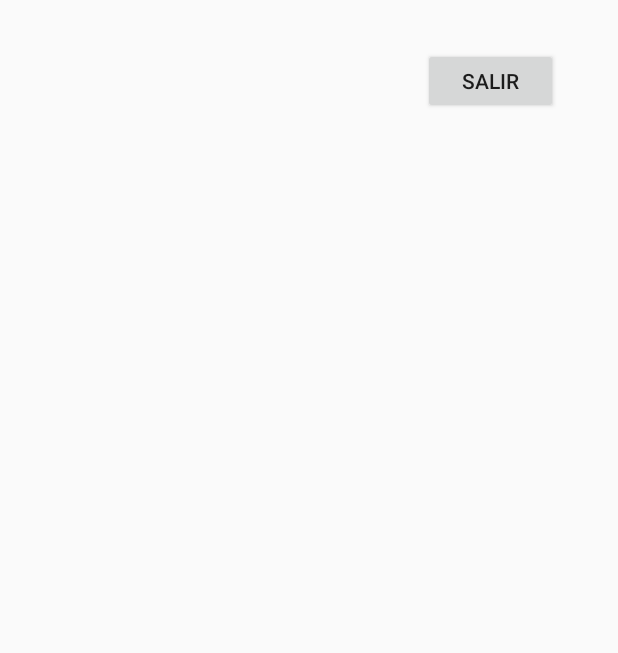
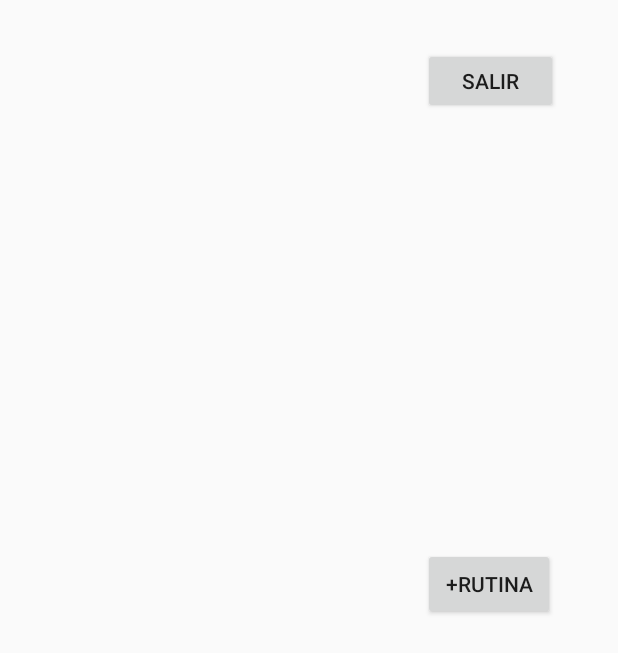
Before and after one commit to IngSw201910/Fitt, an Android app: the screen it shows after launch once a user with an empty profile is signed in (MenuPrincipalUsuarioActivity), on a phone screen of 412 x 824 dp. Shown: the top 653 px of the screen. Run offline under Robolectric (Android 15) with nearby library versions, the light colour scheme and no system bars; our stand-ins replace Firebase (no records; nobody signed in at launch, a user with empty details on screens opened directly).

Commit message:
"Creación de la activity crear rutina y cerrar sesión"

```diff
--- a/Fitt/app/src/main/AndroidManifest.xml
+++ b/Fitt/app/src/main/AndroidManifest.xml
@@ -9,6 +9,7 @@
         android:roundIcon="@mipmap/ic_launcher_round"
         android:supportsRtl="true"
         android:theme="@style/AppTheme.NoActionBar">
+        <activity android:name=".CrearRutinaActivity"></activity>
         <activity android:name=".MainActivity">
             <intent-filter>
                 <action android:name="android.intent.action.MAIN" />
@@ -17,7 +18,7 @@
             </intent-filter>
         </activity>
         <activity android:name=".MenuPrincipalUsuario" />
-        <activity android:name=".MenuPrincipalUsuarioActivity"></activity>
+        <activity android:name=".MenuPrincipalUsuarioActivity" />
     </application>
 
 </manifest>
--- a/Fitt/app/src/main/java/co/edu/javeriana/bittus/fitt/MainActivity.java
+++ b/Fitt/app/src/main/java/co/edu/javeriana/bittus/fitt/MainActivity.java
@@ -43,9 +43,9 @@
         iniciarSesionB = (Button) findViewById(R.id.iniciarsesion);
 
         mAuth = FirebaseAuth.getInstance();
-        mAuthListener = new FirebaseAuth.AuthStateListener() {
-            @Override
-            public void onAuthStateChanged(@NonNull FirebaseAuth firebaseAuth) {
+                mAuthListener = new FirebaseAuth.AuthStateListener() {
+                    @Override
+                    public void onAuthStateChanged(@NonNull FirebaseAuth firebaseAuth) {
                 FirebaseUser user = firebaseAuth.getCurrentUser();
                 if (user != null) {
 // User is signed in
--- a/Fitt/app/src/main/java/co/edu/javeriana/bittus/fitt/MenuPrincipalUsuarioActivity.java
+++ b/Fitt/app/src/main/java/co/edu/javeriana/bittus/fitt/MenuPrincipalUsuarioActivity.java
@@ -1,13 +1,50 @@
 package co.edu.javeriana.bittus.fitt;
 
+import android.content.Intent;
 import android.support.v7.app.AppCompatActivity;
 import android.os.Bundle;
+import android.view.View;
+import android.widget.Button;
+
+import com.google.firebase.auth.FirebaseAuth;
 
 public class MenuPrincipalUsuarioActivity extends AppCompatActivity {
+
+
+    private Button salirB;
+    private FirebaseAuth mAuth;
+    private Button crearRutinaB;
+
+
 
     @Override
     protected void onCreate(Bundle savedInstanceState) {
         super.onCreate(savedInstanceState);
         setContentView(R.layout.activity_menu_principal_usuario);
+
+
+        salirB = (Button) findViewById(R.id.logout);
+        crearRutinaB = (Button) findViewById(R.id.crearRutina);
+
+
+        mAuth = FirebaseAuth.getInstance();
+
+        salirB.setOnClickListener(new View.OnClickListener() {
+            @Override
+            public void onClick(View v) {
+                Utils.cerrarSesion();
+                startActivity(new Intent(MenuPrincipalUsuarioActivity.this, MainActivity.class));
+            }
+        });
+
+        crearRutinaB.setOnClickListener(new View.OnClickListener() {
+            @Override
+            public void onClick(View v) {
+
+            }
+        });
+
     }
+
+
 }
--- a/Fitt/app/src/main/res/layout/activity_menu_principal_usuario.xml
+++ b/Fitt/app/src/main/res/layout/activity_menu_principal_usuario.xml
@@ -21,4 +21,20 @@
         app:layout_constraintStart_toStartOf="parent"
         app:layout_constraintTop_toTopOf="parent"
         app:layout_constraintVertical_bias="0.0" />
+
+    <Button
+        android:id="@+id/crearRutina"
+        android:layout_width="wrap_content"
+        android:layout_height="wrap_content"
+        android:layout_marginStart="280dp"
+        android:layout_marginTop="52dp"
+        android:layout_marginEnd="8dp"
+        android:layout_marginBottom="8dp"
+        android:text="+Rutina"
+        app:layout_constraintBottom_toBottomOf="parent"
+        app:layout_constraintEnd_toEndOf="parent"
+        app:layout_constraintHorizontal_bias="0.057"
+        app:layout_constraintStart_toStartOf="parent"
+        app:layout_constraintTop_toBottomOf="@+id/logout"
+        app:layout_constraintVertical_bias="0.371" />
 </android.support.constraint.ConstraintLayout>
```
Also changed, not shown: Fitt/app/src/main/java/co/edu/javeriana/bittus/fitt/CrearRutinaActivity.java (added, +13 -0 lines), Fitt/app/src/main/java/co/edu/javeriana/bittus/fitt/Utils.java (+12 -0 lines), Fitt/app/src/main/res/layout/activity_crear_rutina.xml (added, +9 -0 lines).
